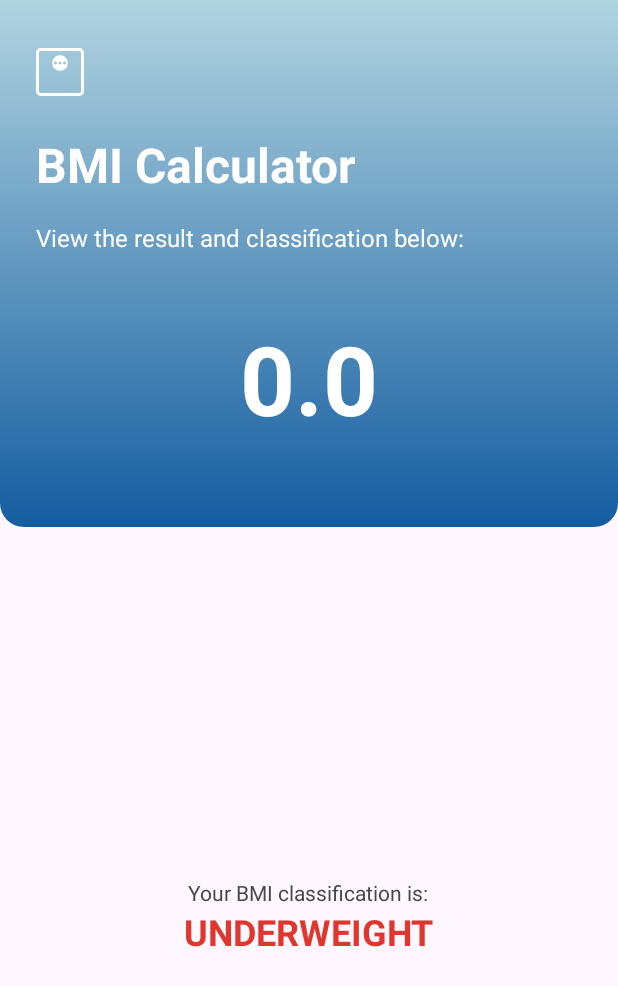
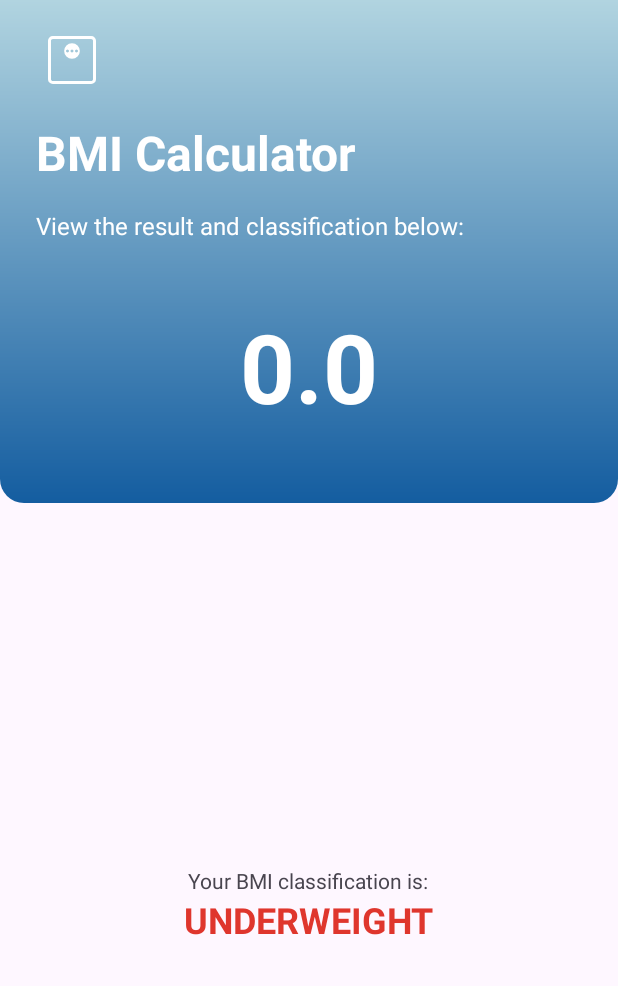
Before and after one commit to oeuclidesneto/BMICalculator, an Android app: the ResultActivity screen opened directly, with no data from a screen before it, on a phone screen of 412 x 824 dp. Shown: the top 986 px of the screen. Run offline under Robolectric (Android 15) with nearby library versions, the phone set to English and light mode, and no system bars.

Commit message:
clear code

```diff
--- a/app/src/main/java/com/comunidadedevspace/imc/ResultActivity.kt
+++ b/app/src/main/java/com/comunidadedevspace/imc/ResultActivity.kt
@@ -1,20 +1,17 @@
 package com.comunidadedevspace.imc
 
-import android.graphics.Color
 import android.os.Bundle
 import android.widget.TextView
 import androidx.activity.enableEdgeToEdge
 import androidx.appcompat.app.AppCompatActivity
 import androidx.core.content.ContextCompat
-import androidx.core.view.ViewCompat
-import androidx.core.view.WindowInsetsCompat
+
 
 const val KEY_RESULT_BMI = "ResultActivity.KEY_BMI"
 
 class ResultActivity : AppCompatActivity() {
     override fun onCreate(savedInstanceState: Bundle?) {
         super.onCreate(savedInstanceState)
-        enableEdgeToEdge()
         setContentView(R.layout.activity_result)
 
         val result = intent.getFloatExtra(KEY_RESULT_BMI, 0f)
--- a/app/src/main/res/layout/activity_result.xml
+++ b/app/src/main/res/layout/activity_result.xml
@@ -9,20 +9,22 @@
     android:orientation="vertical"
     tools:context=".ResultActivity">
 
-
     <LinearLayout
         android:id="@+id/vg_header"
         android:layout_width="match_parent"
         android:layout_height="wrap_content"
         android:background="@drawable/gradient_bg"
         android:orientation="vertical"
-        android:paddingBottom="56dp">
+        android:paddingBottom="48dp"
+        app:layout_constraintEnd_toEndOf="parent"
+        app:layout_constraintStart_toStartOf="parent"
+        app:layout_constraintTop_toTopOf="parent">
 
         <ImageView
             android:layout_width="48dp"
             android:layout_height="48dp"
-            android:layout_marginStart="16dp"
-            android:layout_marginTop="24dp"
+            android:layout_marginStart="24dp"
+            android:layout_marginTop="16dp"
             android:layout_marginBottom="16dp"
             android:src="@drawable/scale_icon"
             app:tint="@color/white" />
@@ -44,8 +46,7 @@
             android:layout_marginEnd="16dp"
             android:text="View the result and classification below:"
             android:textColor="@color/white"
-            android:textSize="16dp" />
-
+            android:textSize="16sp" />
 
         <TextView
             android:id="@+id/tv_result"
```
Also changed, not shown: app/src/main/res/layout/activity_main.xml (+4 -4 lines). Lines whose indentation alone changed are shown as unchanged.
